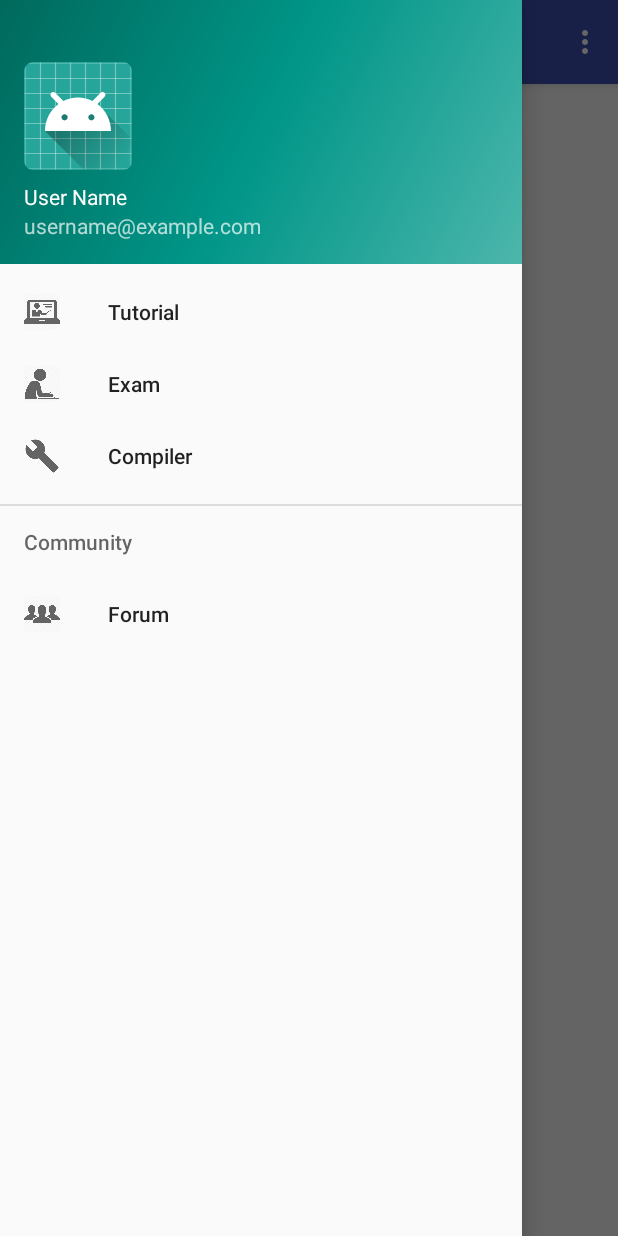
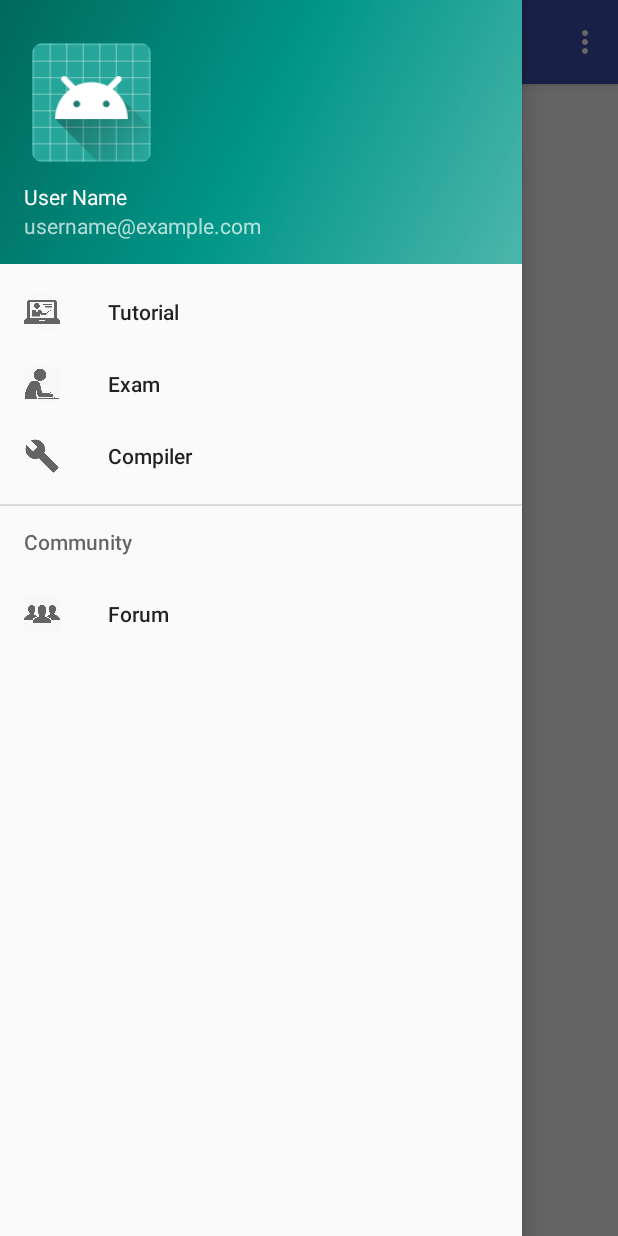
Before and after one commit to RaymondYWLeung/FinalYearProject, an Android app: the screen it shows after launch (MainActivity), with the side drawer open, on a phone screen of 412 x 824 dp. Run offline under Robolectric (Android 15) with nearby library versions, the light colour scheme and no system bars; Roboto replaces fonts that are not available here.

Commit message:
- Compiler with loading dialog - Small changes in drawer layout of the main page

```diff
--- a/FinalYearProject/app/src/main/res/layout/activity_compiler.xml
+++ b/FinalYearProject/app/src/main/res/layout/activity_compiler.xml
@@ -64,7 +64,7 @@
             android:layout_width="match_parent"
             android:layout_height="wrap_content"
             android:minLines="8"
-            android:text="Result: \nHello, World"
+            android:text="Press COMPILE to start compile the java program"
             android:textColor="@android:color/white"
             android:background="#222222"
             android:textSize="16sp"
--- a/FinalYearProject/app/src/main/res/layout/nav_header_main.xml
+++ b/FinalYearProject/app/src/main/res/layout/nav_header_main.xml
@@ -1,6 +1,7 @@
 <?xml version="1.0" encoding="utf-8"?>
 <LinearLayout xmlns:android="http://schemas.android.com/apk/res/android"
     xmlns:app="http://schemas.android.com/apk/res-auto"
+    xmlns:tools="http://schemas.android.com/tools"
     android:layout_width="match_parent"
     android:layout_height="@dimen/nav_header_height"
     android:background="@drawable/side_nav_bar"
@@ -12,11 +13,14 @@
     android:paddingTop="@dimen/activity_vertical_margin"
     android:theme="@style/ThemeOverlay.AppCompat.Dark">
 
-    <ImageView
+    <ImageButton
         android:id="@+id/imageView"
         android:layout_width="wrap_content"
-        android:layout_height="wrap_content"
-        android:paddingTop="@dimen/nav_header_vertical_spacing"
+        android:layout_height="90dp"
+        android:adjustViewBounds="true"
+        android:background="?android:selectableItemBackground"
+        android:padding="5dp"
+        android:scaleType="fitCenter"
         app:srcCompat="@mipmap/ic_launcher_round" />
 
     <TextView
```
Also changed, not shown: FinalYearProject/app/src/main/java/comps456f/finalyearproject/Compiler.java (+7 -13 lines).
